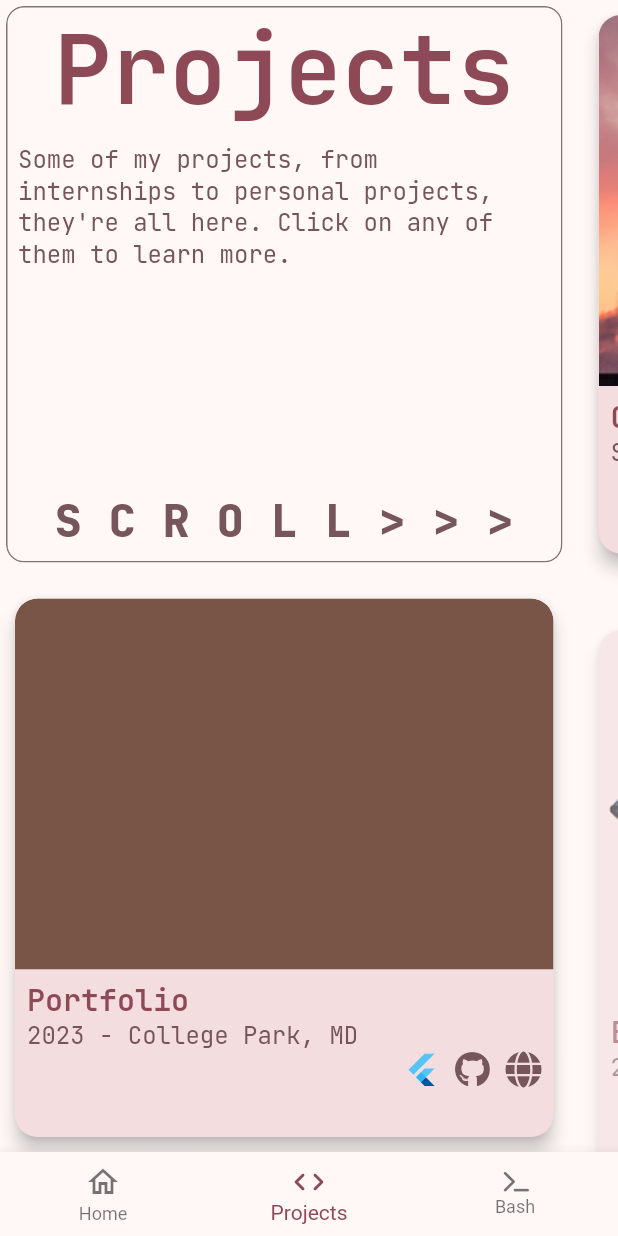
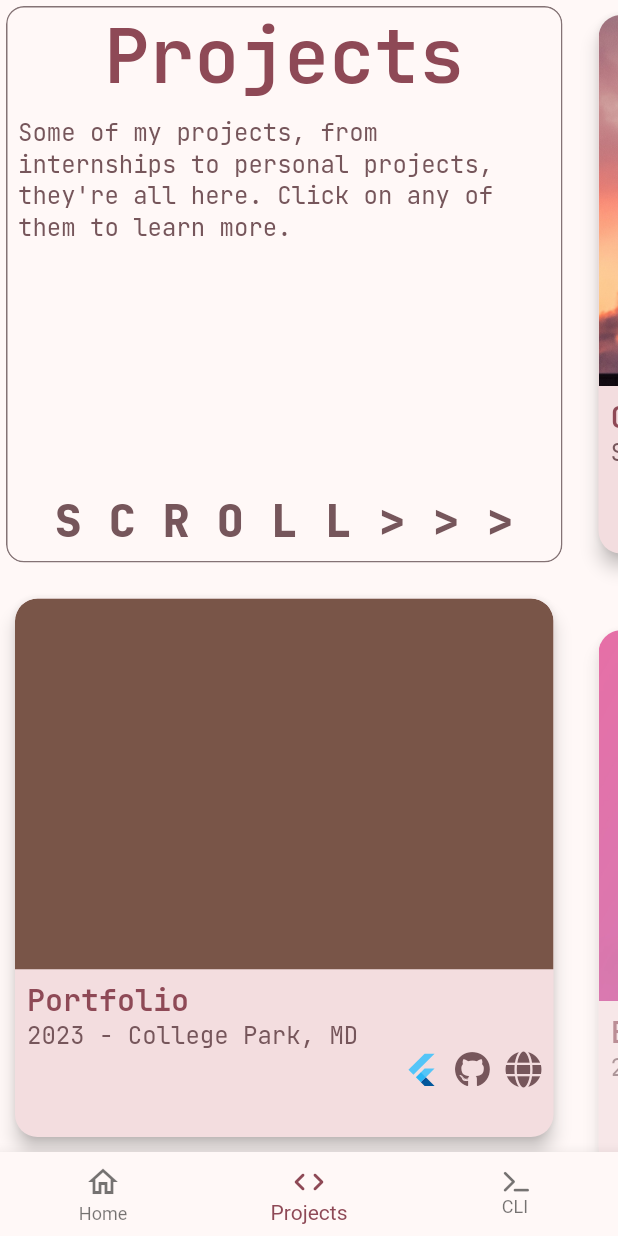
Before and after one commit to unrealJune/new_portfolio, a Flutter app: the screen it shows after launch, item 2 of the bottom bar chosen, on a phone screen of 412 x 824 dp. Run offline on Flutter 3.47's test engine with Material 2 defaults, Android fonts, the phone set to English and light mode, and no system bars; drawn by our look-alikes of animated_text_kit; our stand-ins replace font_awesome_flutter, google_fonts.

Commit message:
finalize project

```diff
--- a/lib/main.dart
+++ b/lib/main.dart
@@ -105,7 +105,7 @@ class _MyHomePageState extends State<MyHomePage> {
                   ),
                   BottomNavigationBarItem(
                     icon: Icon(FontAwesomeIcons.terminal, size: 15,),
-                    label: 'Bash',
+                    label: 'CLI',
                   ),
 
                 ],
@@ -179,7 +179,7 @@ class _MyHomePageState extends State<MyHomePage> {
                   NavigationRailDestination(
                     icon: Icon(FontAwesomeIcons.terminal, size: 15,),
                     selectedIcon: Icon(Icons.person),
-                    label: Text('Bash'),
+                    label: Text('CLI'),
                   ),
                 ],
               ),
--- a/lib/pages/projects.dart
+++ b/lib/pages/projects.dart
@@ -58,7 +58,7 @@ class Projects extends StatelessWidget {
                           textStyle: GoogleFonts.jetBrainsMono(
                             color: Theme.of(context).colorScheme.primary,
                             textStyle: const TextStyle(
-                                fontSize: 64.0,
+                                fontSize: 50.0,
                                 fontWeight: FontWeight.w600
                             ),
                           ),
@@ -124,7 +124,7 @@ class Projects extends StatelessWidget {
                 child: buildCard(context,
                     Image.asset("assets/images/refinery.jpg", fit: BoxFit.cover,),
 
-                    "Chevron SWE Intern", "Summer 2022 - Houston,TX", "Worked on an agile release train to complete assigned sprint backlogs for an Angular based application with a .NET backend. 10Notably, worked with an international team in Kazakhstan to localize live production applications to Kazakh and Russian, with i18n compliant code.", [
+                    "Chevron SWE Intern", "Summer 2022 - Houston,TX", "Worked on an agile release train to complete assigned sprint backlogs for an Angular based application with a .NET backend. Notably, worked with an international team in Kazakhstan to localize live production applications to Kazakh and Russian, with i18n compliant code.", [
                       Icon(FontAwesomeIcons.angular,
                         color: Theme.of(context).colorScheme.secondary,
                       ),
@@ -147,7 +147,7 @@ class Projects extends StatelessWidget {
               ShowUp(
                 delay: 800,
                 child: buildCard(context,
-                    Image.asset('assets/images/Ramiel_Front.webp', fit: BoxFit.cover,)
+                    Image.asset('assets/images/eva.png', fit: BoxFit.cover,)
                     ,
                     "Evangelion", "2018-22 - Mount Olive,NJ", "Developed turn-key cross platform application (iOS, Android, Web) designed to assist local communities in planning rideshares, organize cultural events, host materials, and communicate. Programmed using Dart and the Flutter framework and utilized Firestore backend.", [
                       FlutterLogo(style: FlutterLogoStyle.markOnly,),
@@ -232,7 +232,7 @@ class Projects extends StatelessWidget {
                         children: [
                           Padding(
                               padding: const EdgeInsets.all(8.0),
-                              child: Text("<<<< C L I C K >>>>", style: GoogleFonts.jetBrainsMono(
+                              child: Text("<< C L I C K >>", style: GoogleFonts.jetBrainsMono(
                                 color: Theme.of(context).colorScheme.secondary,
                                 textStyle: const TextStyle(
                                     fontSize: 30.0,
@@ -292,7 +292,7 @@ class Projects extends StatelessWidget {
                   children: [
                     Container(
 
-                        height: MediaQuery.of(context).size.height * 0.3,
+                        height: MediaQuery.of(context).size.height * 0.45,
                         decoration: top == null ? BoxDecoration(
                           gradient: LinearGradient(
                             begin: Alignment.topLeft,
--- a/pubspec.yaml
+++ b/pubspec.yaml
@@ -66,7 +66,7 @@ flutter:
   assets:
     - assets/images/build.gif
     - assets/images/refinery.jpg
-    - assets/images/Ramiel_Front.webp
+    - assets/images/eva.png
   #   - images/a_dot_burr.jpeg
   #   - images/a_dot_ham.jpeg
 
```
Also changed, not shown: assets/images/Ramiel_Front.webp (deleted), assets/images/eva.png (added), firebase.json (added), 3 other files.
